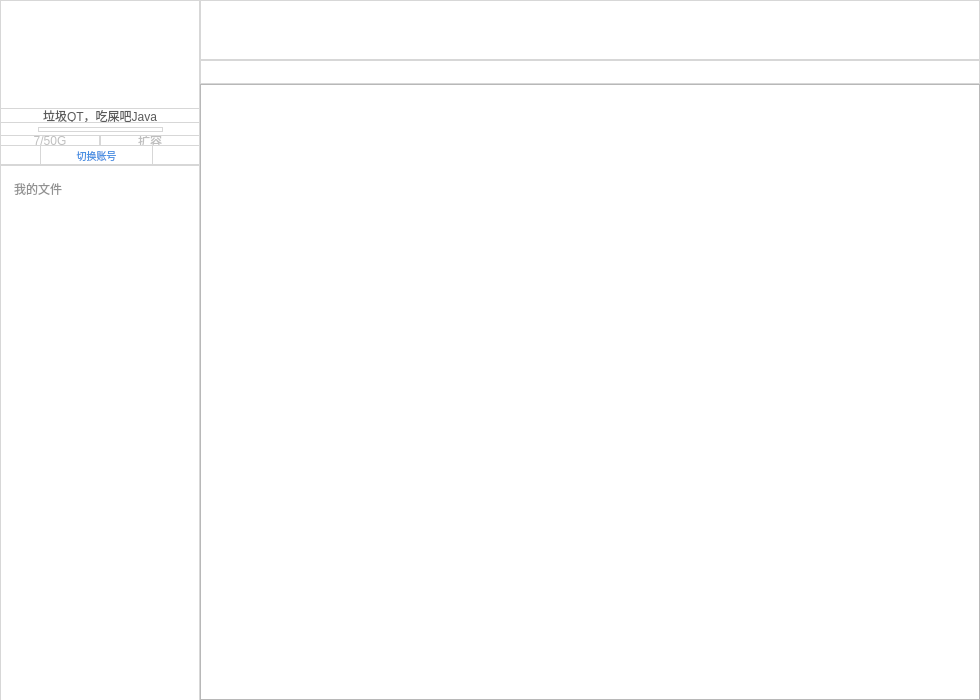
Qt form src/controller/mainwindow.ui (iMageChans/HalalCloud) before a commit.
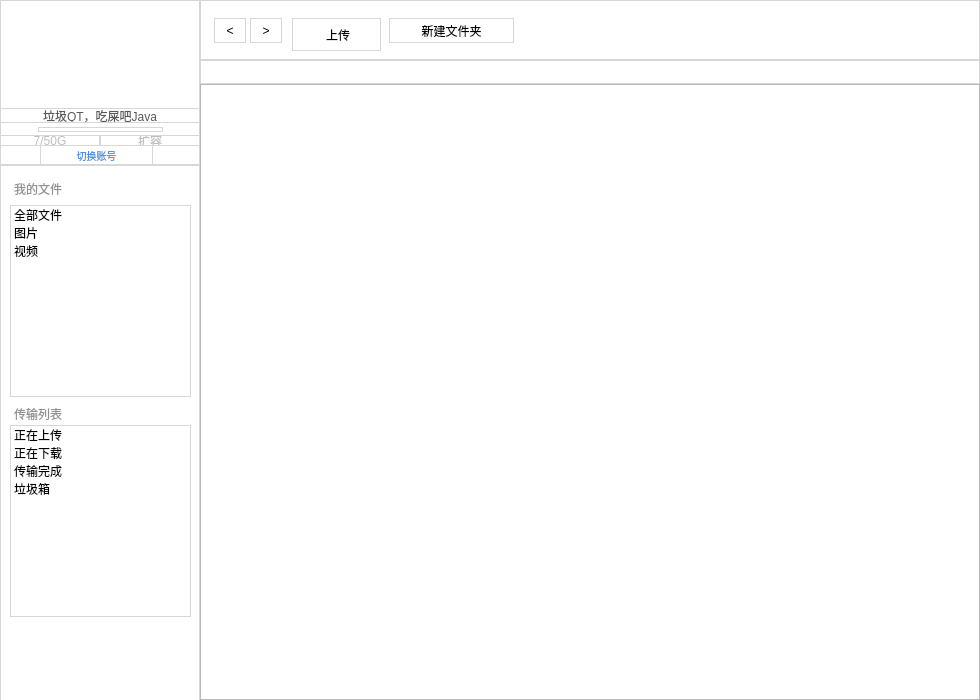
The same form after that commit. Icons and pictures are not drawn.

The edit to the form file:
```diff
--- a/src/controller/mainwindow.ui
+++ b/src/controller/mainwindow.ui
@@ -235,6 +235,110 @@
       <string>我的文件</string>
      </property>
     </widget>
+    <widget class="QListWidget" name="MyFlies">
+     <property name="geometry">
+      <rect>
+       <x>10</x>
+       <y>40</y>
+       <width>181</width>
+       <height>192</height>
+      </rect>
+     </property>
+     <property name="focusPolicy">
+      <enum>Qt::NoFocus</enum>
+     </property>
+     <item>
+      <property name="text">
+       <string>全部文件</string>
+      </property>
+      <property name="icon">
+       <iconset resource="../resource.qrc">
+        <normaloff>:/image/assets/done.png</normaloff>:/image/assets/done.png</iconset>
+      </property>
+     </item>
+     <item>
+      <property name="text">
+       <string>图片</string>
+      </property>
+      <property name="icon">
+       <iconset resource="../resource.qrc">
+        <normaloff>:/image/assets/image.png</normaloff>:/image/assets/image.png</iconset>
+      </property>
+     </item>
+     <item>
+      <property name="text">
+       <string>视频</string>
+      </property>
+      <property name="icon">
+       <iconset resource="../resource.qrc">
+        <normaloff>:/image/assets/play.png</normaloff>:/image/assets/play.png</iconset>
+      </property>
+     </item>
+    </widget>
+    <widget class="QLabel" name="label_5">
+     <property name="geometry">
+      <rect>
+       <x>14</x>
+       <y>240</y>
+       <width>50</width>
+       <height>17</height>
+      </rect>
+     </property>
+     <property name="styleSheet">
+      <string notr="true">font: 12pt &quot;PingFangSC-Regular&quot;;
+color:#919191;
+border:none;</string>
+     </property>
+     <property name="text">
+      <string>传输列表</string>
+     </property>
+    </widget>
+    <widget class="QListWidget" name="listWidget">
+     <property name="geometry">
+      <rect>
+       <x>10</x>
+       <y>260</y>
+       <width>181</width>
+       <height>192</height>
+      </rect>
+     </property>
+     <item>
+      <property name="text">
+       <string>正在上传</string>
+      </property>
+      <property name="icon">
+       <iconset resource="../resource.qrc">
+        <normaloff>:/image/assets/upload.png</normaloff>:/image/assets/upload.png</iconset>
+      </property>
+     </item>
+     <item>
+      <property name="text">
+       <string>正在下载</string>
+      </property>
+      <property name="icon">
+       <iconset resource="../resource.qrc">
+        <normaloff>:/image/assets/download.png</normaloff>:/image/assets/download.png</iconset>
+      </property>
+     </item>
+     <item>
+      <property name="text">
+       <string>传输完成</string>
+      </property>
+      <property name="icon">
+       <iconset resource="../resource.qrc">
+        <normaloff>:/image/assets/done.png</normaloff>:/image/assets/done.png</iconset>
+      </property>
+     </item>
+     <item>
+      <property name="text">
+       <string>垃圾箱</string>
+      </property>
+      <property name="icon">
+       <iconset resource="../resource.qrc">
+        <normaloff>:/image/assets/dustbin.png</normaloff>:/image/assets/dustbin.png</iconset>
+      </property>
+     </item>
+    </widget>
    </widget>
    <widget class="QWidget" name="widget_3" native="true">
     <property name="geometry">
@@ -249,6 +353,62 @@
      <string notr="true">border:1px solid rgb(215,215,215);
 background:rgb(255, 255, 255);</string>
     </property>
+    <widget class="QPushButton" name="pushButton">
+     <property name="geometry">
+      <rect>
+       <x>14</x>
+       <y>18</y>
+       <width>32</width>
+       <height>25</height>
+      </rect>
+     </property>
+     <property name="text">
+      <string>&lt;</string>
+     </property>
+    </widget>
+    <widget class="QPushButton" name="pushButton_2">
+     <property name="geometry">
+      <rect>
+       <x>50</x>
+       <y>18</y>
+       <width>32</width>
+       <height>25</height>
+      </rect>
+     </property>
+     <property name="text">
+      <string>&gt;</string>
+     </property>
+    </widget>
+    <widget class="QPushButton" name="pushButton_3">
+     <property name="geometry">
+      <rect>
+       <x>92</x>
+       <y>18</y>
+       <width>89</width>
+       <height>33</height>
+      </rect>
+     </property>
+     <property name="text">
+      <string> 上传</string>
+     </property>
+     <property name="icon">
+      <iconset resource="../resource.qrc">
+       <normaloff>:/image/assets/upload.png</normaloff>:/image/assets/upload.png</iconset>
+     </property>
+    </widget>
+    <widget class="QPushButton" name="pushButton_4">
+     <property name="geometry">
+      <rect>
+       <x>189</x>
+       <y>18</y>
+       <width>125</width>
+       <height>25</height>
+      </rect>
+     </property>
+     <property name="text">
+      <string>新建文件夹</string>
+     </property>
+    </widget>
    </widget>
    <widget class="QWidget" name="widget_4" native="true">
     <property name="geometry">
```
Left out of the diff: 3 changed lines with no effect on the pictures.
